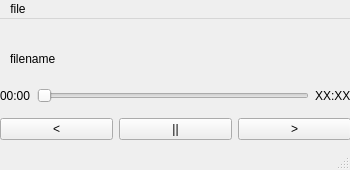
Before: the Qt Designer form PAW_GUI/main_paw_widget.ui in loh1naalt/PerfectAudioWorks, drawn with Qt 5.
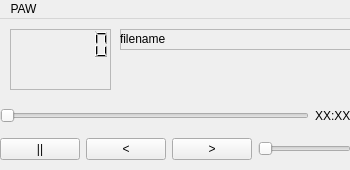
After: the same form once the commit is applied.

The edit to the form file:
```diff
--- a/PAW_GUI/main_paw_widget.ui
+++ b/PAW_GUI/main_paw_widget.ui
@@ -30,7 +30,7 @@
     <property name="geometry">
      <rect>
       <x>0</x>
-      <y>60</y>
+      <y>80</y>
       <width>351</width>
       <height>61</height>
      </rect>
@@ -38,13 +38,6 @@
     <layout class="QGridLayout" name="AudioControls">
      <item row="1" column="0">
       <layout class="QHBoxLayout" name="AudioTimeline">
-       <item>
-        <widget class="QPushButton" name="Back">
-         <property name="text">
-          <string>&lt;</string>
-         </property>
-        </widget>
-       </item>
        <item>
         <widget class="QPushButton" name="PlayPause">
          <property name="text">
@@ -52,6 +45,13 @@
          </property>
         </widget>
        </item>
+       <item>
+        <widget class="QPushButton" name="Back">
+         <property name="text">
+          <string>&lt;</string>
+         </property>
+        </widget>
+       </item>
        <item>
         <widget class="QPushButton" name="Skip">
          <property name="text">
@@ -59,17 +59,17 @@
          </property>
         </widget>
        </item>
+       <item>
+        <widget class="QSlider" name="horizontalSlider">
+         <property name="orientation">
+          <enum>Qt::Orientation::Horizontal</enum>
+         </property>
+        </widget>
+       </item>
       </layout>
      </item>
      <item row="0" column="0">
       <layout class="QHBoxLayout" name="Controlbuttons">
-       <item>
-        <widget class="QLabel" name="CurrentFileDuration">
-         <property name="text">
-          <string>00:00</string>
-         </property>
-        </widget>
-       </item>
        <item>
         <widget class="QSlider" name="TimelineSlider">
          <property name="orientation">
@@ -88,18 +88,63 @@
      </item>
     </layout>
    </widget>
-   <widget class="QLabel" name="Filename">
+   <widget class="QFrame" name="InfoFrame">
     <property name="geometry">
      <rect>
       <x>10</x>
-      <y>30</y>
-      <width>331</width>
-      <height>20</height>
+      <y>10</y>
+      <width>101</width>
+      <height>61</height>
      </rect>
     </property>
-    <property name="text">
-     <string>filename</string>
+    <property name="frameShape">
+     <enum>QFrame::Shape::StyledPanel</enum>
     </property>
+    <property name="frameShadow">
+     <enum>QFrame::Shadow::Raised</enum>
+    </property>
+    <widget class="QLCDNumber" name="CurrentFileDuration">
+     <property name="geometry">
+      <rect>
+       <x>23</x>
+       <y>0</y>
+       <width>81</width>
+       <height>31</height>
+      </rect>
+     </property>
+     <property name="frameShape">
+      <enum>QFrame::Shape::NoFrame</enum>
+     </property>
+    </widget>
+   </widget>
+   <widget class="QFrame" name="FilenameFrame">
+    <property name="geometry">
+     <rect>
+      <x>120</x>
+      <y>10</y>
+      <width>231</width>
+      <height>21</height>
+     </rect>
+    </property>
+    <property name="frameShape">
+     <enum>QFrame::Shape::StyledPanel</enum>
+    </property>
+    <property name="frameShadow">
+     <enum>QFrame::Shadow::Raised</enum>
+    </property>
+    <widget class="QLabel" name="Filename">
+     <property name="geometry">
+      <rect>
+       <x>0</x>
+       <y>0</y>
+       <width>221</width>
+       <height>20</height>
+      </rect>
+     </property>
+     <property name="text">
+      <string>filename</string>
+     </property>
+    </widget>
    </widget>
   </widget>
   <widget class="QMenuBar" name="menubar">
@@ -113,13 +158,12 @@
    </property>
    <widget class="QMenu" name="menufile">
     <property name="title">
-     <string>file</string>
+     <string>PAW</string>
     </property>
     <addaction name="actionopen_file"/>
    </widget>
    <addaction name="menufile"/>
   </widget>
-  <widget class="QStatusBar" name="statusbar"/>
   <action name="actionopen_file">
    <property name="text">
     <string>open file...</string>
```
Left out of the diff: 16 changed lines with no effect on the pictures.
